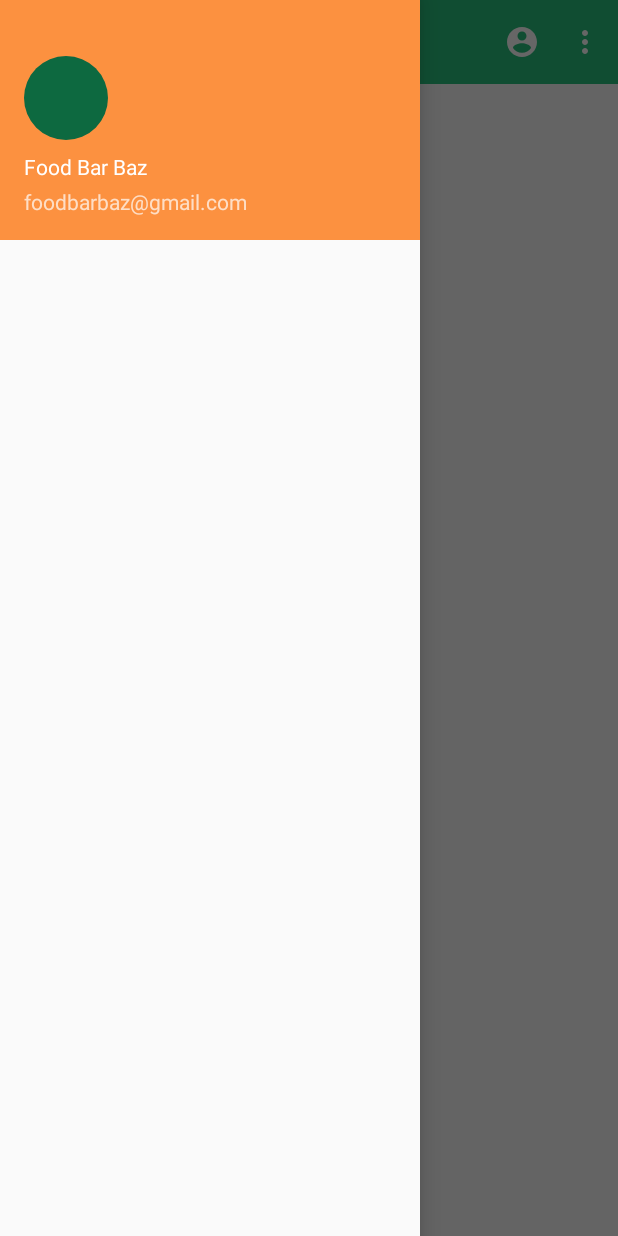
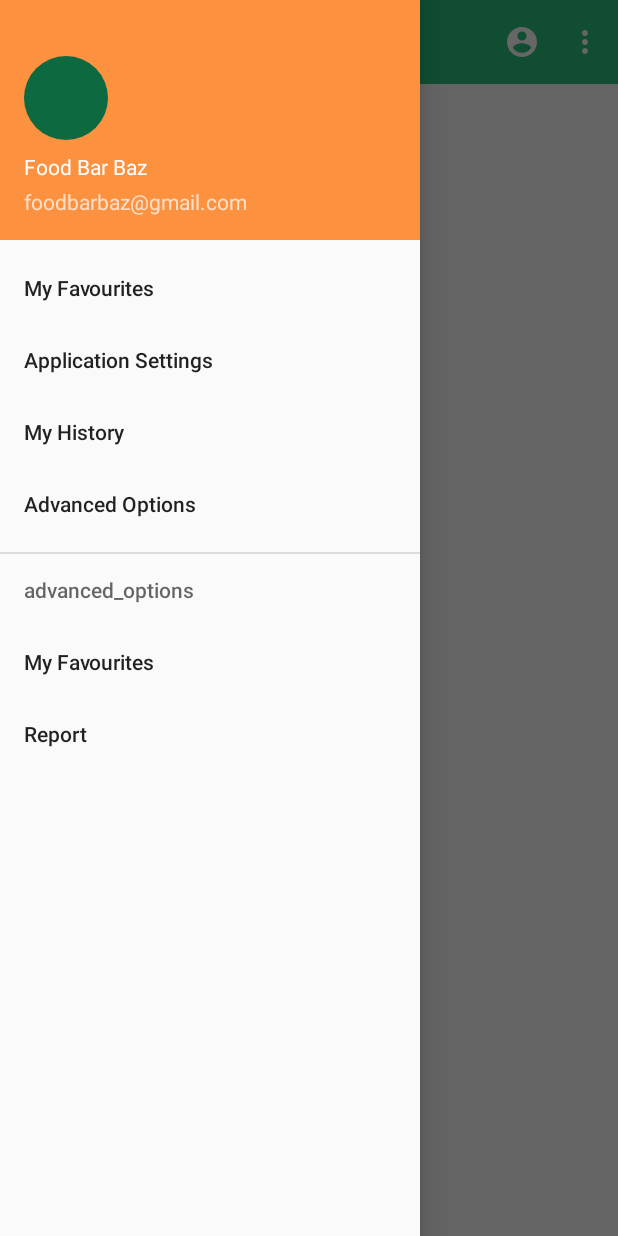
Before and after one commit to y3v/FoodBarBaz, an Android app: the screen it shows after launch (HomePage before the commit, NearbyRestaurantList after it), with the side drawer open, on a phone screen of 412 x 824 dp. Run offline under Robolectric (Android 15) with nearby library versions, the phone set to English and light mode, and no system bars; our stand-ins replace CircleImageView.

Commit message:
starting to work on restaurantList & adapter

```diff
--- a/app/src/main/AndroidManifest.xml
+++ b/app/src/main/AndroidManifest.xml
@@ -9,13 +9,15 @@
         android:supportsRtl="true"
         android:theme="@style/AppTheme">
         <activity android:name=".HomePage">
+
+        </activity>
+        <activity android:name=".NearbyRestaurantList">
             <intent-filter>
                 <action android:name="android.intent.action.MAIN" />
 
                 <category android:name="android.intent.category.LAUNCHER" />
             </intent-filter>
         </activity>
-        <activity android:name=".NearbyRestaurantList"></activity>
     </application>
-
+    <uses-configuration android:name="android.permission.INTERNET"/>
 </manifest>
--- a/app/src/main/java/com/example/yev/foodbarbaz/NearbyRestaurantList.java
+++ b/app/src/main/java/com/example/yev/foodbarbaz/NearbyRestaurantList.java
@@ -1,5 +1,8 @@
 package com.example.yev.foodbarbaz;
 
+import android.support.design.widget.NavigationView;
+import android.support.v4.widget.DrawerLayout;
+import android.support.v7.app.ActionBarDrawerToggle;
 import android.support.v7.app.AppCompatActivity;
 import android.os.Bundle;
 import android.support.v7.widget.Toolbar;
@@ -9,6 +12,9 @@ import android.widget.Toast;
 
 public class NearbyRestaurantList extends AppCompatActivity {
     Toolbar toolBar;
+    DrawerLayout drawerLayout;
+    NavigationView navigationView;
+
     @Override
     protected void onCreate(Bundle savedInstanceState) {
         super.onCreate(savedInstanceState);
@@ -16,6 +22,17 @@ public class NearbyRestaurantList extends AppCompatActivity {
 
         toolBar = findViewById(R.id.appBar);
         setSupportActionBar(toolBar);
+
+        toolBar = findViewById(R.id.appBar);
+        setSupportActionBar(toolBar);
+
+        drawerLayout = findViewById(R.id.drawer_layout);
+        navigationView =findViewById(R.id.navigation_view);
+
+        ActionBarDrawerToggle toggle = new ActionBarDrawerToggle(this, drawerLayout, toolBar, R.string.open_drawer, R.string.closed_drawer);
+        drawerLayout.addDrawerListener(toggle);
+
+        toggle.syncState();
     }
 
     @Override
--- a/app/src/main/res/layout/activity_home_page.xml
+++ b/app/src/main/res/layout/activity_home_page.xml
@@ -4,7 +4,8 @@
     xmlns:tools="http://schemas.android.com/tools"
     android:layout_width="match_parent"
     android:layout_height="match_parent"
-    tools:context="com.example.yev.foodbarbaz.HomePage">
+    tools:context="com.example.yev.foodbarbaz.HomePage"
+    >
 
 
     <include
--- a/app/src/main/res/layout/activity_nearby_restaurant_list.xml
+++ b/app/src/main/res/layout/activity_nearby_restaurant_list.xml
@@ -1,18 +1,33 @@
 <?xml version="1.0" encoding="utf-8"?>
-<android.support.constraint.ConstraintLayout xmlns:android="http://schemas.android.com/apk/res/android"
+<android.support.v4.widget.DrawerLayout
+    xmlns:android="http://schemas.android.com/apk/res/android"
     xmlns:app="http://schemas.android.com/apk/res-auto"
     xmlns:tools="http://schemas.android.com/tools"
     android:layout_width="match_parent"
     android:layout_height="match_parent"
-    tools:context="com.example.yev.foodbarbaz.NearbyRestaurantList">
+    tools:context="com.example.yev.foodbarbaz.NearbyRestaurantList"
+    android:id="@+id/drawer_layout"
+    android:fitsSystemWindows="true"
+    tools:openDrawer="start">
 
-    <include
-        layout="@layout/app_bar"
-        android:layout_width="0dp"
-        android:layout_height="wrap_content"
-        android:layout_marginBottom="511dp"
-        app:layout_constraintBottom_toBottomOf="parent"
-        app:layout_constraintEnd_toEndOf="parent"
-        app:layout_constraintStart_toStartOf="parent"
-        app:layout_constraintTop_toTopOf="parent" />
-</android.support.constraint.ConstraintLayout>
+    <android.support.v7.widget.LinearLayoutCompat
+        android:layout_width="match_parent"
+        android:layout_height="wrap_content">
+        <include
+            layout="@layout/app_bar"
+            android:layout_width="match_parent"
+            android:layout_height="wrap_content"
+            app:layout_constraintTop_toTopOf="parent" />
+    </android.support.v7.widget.LinearLayoutCompat>
+
+    <android.support.design.widget.NavigationView
+        android:id="@+id/navigation_view"
+        android:layout_width="wrap_content"
+        android:layout_height="match_parent"
+        android:layout_gravity="start"
+        android:fitsSystemWindows="true"
+        app:headerLayout="@layout/navigation_header"
+        app:menu="@menu/navigation_menu">
+    </android.support.design.widget.NavigationView>
+
+</android.support.v4.widget.DrawerLayout>
--- a/app/src/main/res/layout/navigation_drawer.xml
+++ b/app/src/main/res/layout/navigation_drawer.xml
@@ -18,7 +18,7 @@
         android:layout_gravity="start"
         android:fitsSystemWindows="true"
         app:headerLayout="@layout/navigation_header">
-        <!--app:menu="@menu/navigation_menu"-->
+        app:menu="@menu/navigation_menu"
     </android.support.design.widget.NavigationView>
 
 </android.support.v4.widget.DrawerLayout>
--- a/app/src/main/res/menu/navigation_menu.xml
+++ b/app/src/main/res/menu/navigation_menu.xml
@@ -20,6 +20,7 @@
 
     <item android:title="Advanced Options"></item>
 
+    <item android:title="advanced_options">
         <menu>
             <item
                 android:title="My Favourites"
@@ -30,5 +31,6 @@
                 android:id="@+id/report_drawer">
             </item>
         </menu>
+    </item>
 
 </menu>
```
Lines whose indentation alone changed are shown as unchanged.
